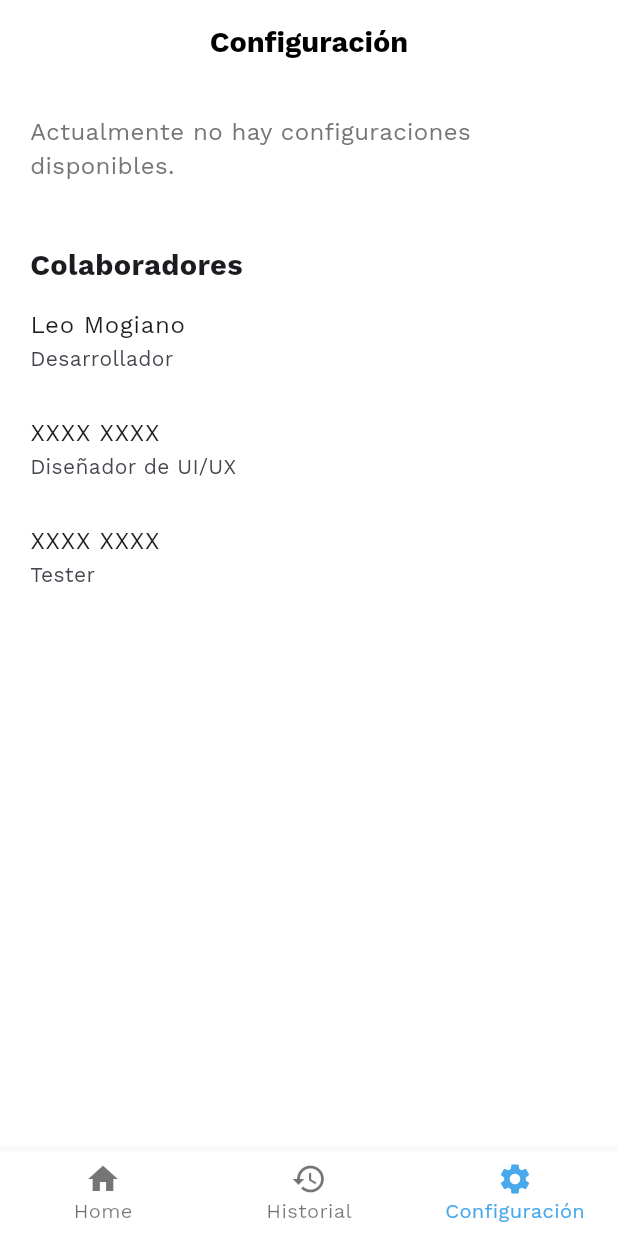
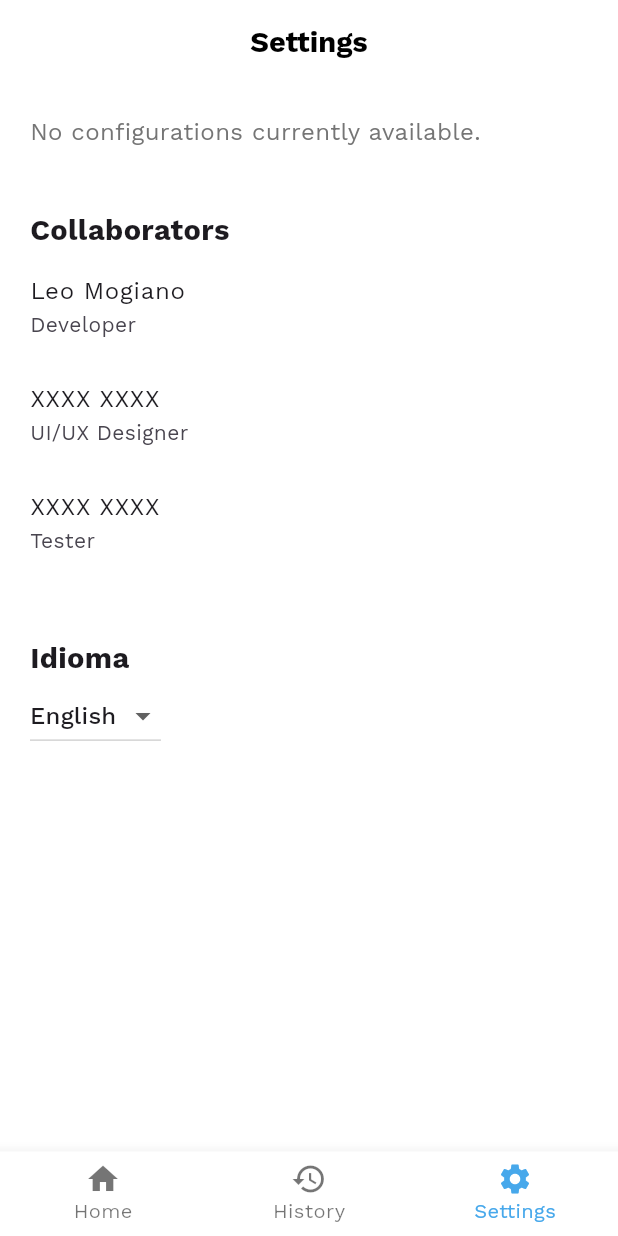
Before and after one commit to LeoMogiano/skeleton-pdf-flutter, a Flutter app: the screen it shows after launch, item 3 of the bottom bar chosen, on a phone screen of 412 x 824 dp. Run offline on Flutter 3.47's test engine with Material 3 defaults, Android fonts, the light colour scheme and no system bars; our stand-ins replace device_preview, equatable, file_picker, flutter_bloc, flutter_svg, get_it and 3 more; missing offline and left inert: slang; generated files the repository leaves out were written again.

Commit message:
feat: Implement core application structure with localization and dependency injection
- Added `MyApp` class as the main application entry point with MultiBlocProvider.
- Integrated `flutter_localizations` for localization support.
- Set up dependency injection using `get_it` for `PdfBloc` and `PdfService`.
- Created `bootstrap` function to initialize the app with HydratedBloc and device locale settings.
- Added localization files for English and Spanish with translation strings for various screens.
- Implemented Sizer for responsive design and adjusted MediaQuery for text scaling.
- Updated `pubspec.yaml` to include new dependencies for localization and dependency injection.

```diff
--- /dev/null
+++ b/lib/core/app.dart
@@ -0,0 +1,41 @@
+import 'package:flutter/material.dart';
+import 'package:flutter_bloc/flutter_bloc.dart';
+import 'package:flutter_localizations/flutter_localizations.dart';
+import 'package:sizer/sizer.dart';
+import 'package:skeleton_pdf/bloc/pdf/pdf_bloc.dart';
+import 'package:skeleton_pdf/config/app_router.dart';
+import 'package:skeleton_pdf/config/app_theme.dart';
+import 'package:skeleton_pdf/core/injection.dart';
+import 'package:skeleton_pdf/i18n/strings.g.dart';
+
+class MyApp extends StatelessWidget {
+  const MyApp({super.key});
+
+  @override
+  Widget build(BuildContext context) {
+    return MultiBlocProvider(
+      providers: [
+        BlocProvider<PdfBloc>(
+          create: (context) => sl<PdfBloc>(),
+        ),
+      ],
+      child: Sizer(
+        builder: (context, orientation, deviceType) {
+          return MediaQuery(
+            data: MediaQuery.of(context).copyWith(
+              textScaler: MediaQuery.of(context).textScaler.clamp(minScaleFactor: 0.8, maxScaleFactor: 1.2),
+            ),
+            child: MaterialApp.router(
+              theme: AppTheme.lightTheme,
+              locale: TranslationProvider.of(context).flutterLocale,
+              supportedLocales: AppLocaleUtils.supportedLocales,
+              localizationsDelegates: GlobalMaterialLocalizations.delegates,
+              routerConfig: appRouter,
+              debugShowCheckedModeBanner: false,
+            ),
+          );
+        },
+      ),
+    );
+  }
+}
--- /dev/null
+++ b/lib/core/injection.dart
@@ -0,0 +1,19 @@
+import 'package:get_it/get_it.dart';
+import 'package:skeleton_pdf/bloc/pdf/pdf_bloc.dart';
+import 'package:skeleton_pdf/services/pdf_service.dart';
+
+final GetIt sl = GetIt.instance;
+
+void initDependencies() {
+  // FEATURES
+  // PDF Feature
+  sl..registerLazySingleton(() => PdfBloc(sl())) // Registramos PdfBloc, y le inyectamos PdfService
+
+  // SERVICES
+  ..registerLazySingleton(PdfService.new); // Registramos PdfService como un singleton perezoso
+
+  // Añade aquí más registros de dependencias a medida que tu aplicación crezca
+  // Por ejemplo:
+  // sl.registerLazySingleton(() => AuthService());
+  // sl.registerFactory(() => AuthBloc(sl()));
+}
--- a/lib/main.dart
+++ b/lib/main.dart
@@ -1,73 +1,6 @@
-import 'dart:io';
+import 'package:skeleton_pdf/core/app.dart';
+import 'package:skeleton_pdf/core/bootstraper.dart';
 
-import 'package:device_preview/device_preview.dart';
-import 'package:flutter/foundation.dart';
-import 'package:flutter/material.dart';
-import 'package:flutter/services.dart';
-import 'package:flutter_bloc/flutter_bloc.dart';
-import 'package:hydrated_bloc/hydrated_bloc.dart';
-import 'package:path_provider/path_provider.dart';
-import 'package:sizer/sizer.dart';
-import 'package:skeleton_pdf/bloc/pdf/pdf_bloc.dart';
-import 'package:skeleton_pdf/config/app_router.dart';
-import 'package:skeleton_pdf/config/app_theme.dart';
-import 'package:skeleton_pdf/services/pdf_service.dart';
-
-void main() async {
-  WidgetsFlutterBinding.ensureInitialized();
-  HydratedBloc.storage = await HydratedStorage.build(
-    storageDirectory: kIsWeb
-        ? HydratedStorageDirectory.web
-        : HydratedStorageDirectory((await getApplicationSupportDirectory()).path),
-  );
-  if (Platform.isAndroid) {
-    SystemChrome.setSystemUIOverlayStyle(
-      const SystemUiOverlayStyle(
-        systemNavigationBarColor: Colors.white,
-        statusBarColor: Colors.white,
-        statusBarBrightness: Brightness.dark,
-        statusBarIconBrightness: Brightness.dark,
-        systemNavigationBarIconBrightness: Brightness.dark,
-      ),
-    );
-  }
-  runApp(
-    DevicePreview(
-      // We can use DevicePreview to test the app on different screen sizes and orientations
-      // ignore: avoid_redundant_argument_values
-      enabled: false,
-      builder: (context) => const MyApp(),
-    ),
-  );
+void main() {
+  bootstrap(() => const MyApp());
 }
-
-class MyApp extends StatelessWidget {
-  const MyApp({super.key});
-
-  @override
-  Widget build(BuildContext context) {
-    return MultiBlocProvider(
-      providers: [
-        BlocProvider<PdfBloc>(
-          create: (context) => PdfBloc(PdfService()),
-        ),
-      ],
-      child: Sizer(
-        builder: (context, orientation, deviceType) {
-          return MediaQuery(
-            data: MediaQuery.of(context).copyWith(
-              textScaler: MediaQuery.of(
-                context,
-              ).textScaler.clamp(minScaleFactor: 0.8, maxScaleFactor: 1.2),
-            ),
-            child: MaterialApp.router(
-              theme: AppTheme.lightTheme,
-              routerConfig: appRouter,
-              debugShowCheckedModeBanner: false,
-            ),
-          );
-        },
-      ),
-    );
-  }
-}
--- a/lib/screens/app_navigation.dart
+++ b/lib/screens/app_navigation.dart
@@ -1,6 +1,7 @@
 import 'package:flutter/material.dart';
 import 'package:go_router/go_router.dart';
 import 'package:sizer/sizer.dart';
+import 'package:skeleton_pdf/i18n/strings.g.dart';
 
 class AppNavigation extends StatelessWidget {
   const AppNavigation(this.navigationShell, {super.key});
@@ -21,15 +22,15 @@ class AppNavigation extends StatelessWidget {
           selectedFontSize: 15.sp,
           unselectedFontSize: 15.sp,
           backgroundColor: Colors.white,
-          items: const [
-            BottomNavigationBarItem(icon: Icon(Icons.home), label: 'Home'),
+          items: [
+            BottomNavigationBarItem(icon: const Icon(Icons.home), label: t.appNavigation.home),
             BottomNavigationBarItem(
-              icon: Icon(Icons.history),
-              label: 'Historial',
+              icon: const Icon(Icons.history),
+              label: t.appNavigation.history,
             ),
             BottomNavigationBarItem(
-              icon: Icon(Icons.settings),
-              label: 'Configuración',
+              icon: const Icon(Icons.settings),
+              label: t.appNavigation.settings,
             ),
           ],
           currentIndex: navigationShell.currentIndex,
--- a/lib/screens/config_screen.dart
+++ b/lib/screens/config_screen.dart
@@ -1,42 +1,70 @@
 import 'package:flutter/material.dart';
 import 'package:sizer/sizer.dart';
+import 'package:skeleton_pdf/i18n/strings.g.dart';
 
-class ConfigScreen extends StatelessWidget {
+class ConfigScreen extends StatefulWidget {
   const ConfigScreen({super.key});
 
   @override
+  State<ConfigScreen> createState() => _ConfigScreenState();
+}
+
+class _ConfigScreenState extends State<ConfigScreen> {
+  @override
   Widget build(BuildContext context) {
     return Scaffold(
-      appBar: AppBar(title: const Text('Configuración'), centerTitle: true),
+      appBar: AppBar(title: Text(t.configScreen.title), centerTitle: true),
       body: Padding(
         padding: const EdgeInsets.all(20),
         child: Column(
           crossAxisAlignment: CrossAxisAlignment.start,
           children: [
-            // no hay configuraciones específicas en este momento
             Text(
-              'Actualmente no hay configuraciones disponibles.',
+              t.configScreen.not_configs,
               style: TextStyle(fontSize: 16, color: Colors.grey[600]),
             ),
             SizedBox(height: 5.h),
             Text(
-              'Colaboradores',
+              t.configScreen.collaborators,
               style: TextStyle(fontSize: 18.sp, fontWeight: FontWeight.bold),
             ),
-            const ListTile(
-              title: Text('Leo Mogiano'),
-              subtitle: Text('Desarrollador'),
+            ListTile(
+              title: const Text('Leo Mogiano'),
+              subtitle: Text(t.configScreen.developer),
               contentPadding: EdgeInsets.zero,
             ),
-            const ListTile(
-              title: Text('XXXX XXXX'),
-              subtitle: Text('Diseñador de UI/UX'),
+            ListTile(
+              title: const Text('XXXX XXXX'),
+              subtitle: Text(t.configScreen.designer),
               contentPadding: EdgeInsets.zero,
             ),
-            const ListTile(
-              title: Text('XXXX XXXX'),
-              subtitle: Text('Tester'),
+            ListTile(
+              title: const Text('XXXX XXXX'),
+              subtitle: Text(t.configScreen.tester),
               contentPadding: EdgeInsets.zero,
+            ),
+            SizedBox(height: 5.h),
+            Text(
+              'Idioma',
+              style: TextStyle(fontSize: 18.sp, fontWeight: FontWeight.bold),
+            ),
+            DropdownButton<String>(
+              value: LocaleSettings.currentLocale.languageTag,
+              items: const [
+                DropdownMenuItem(
+                  value: 'en',
+                  child: Text('English'),
+                ),
+                DropdownMenuItem(
+                  value: 'es',
+                  child: Text('Español'),
+                ),
+              ],
+              onChanged: (String? newValue) {
+                if (newValue == null) return;
+                LocaleSettings.setLocaleRaw(newValue);
+                setState(() {});
+              },
             ),
           ],
         ),
--- a/lib/screens/home_screen.dart
+++ b/lib/screens/home_screen.dart
@@ -1,9 +1,9 @@
-// Widget separado para el contenido de la pantalla Home
 import 'package:flutter/material.dart';
 import 'package:flutter_bloc/flutter_bloc.dart';
 import 'package:sizer/sizer.dart';
 import 'package:skeleton_pdf/bloc/pdf/pdf_bloc.dart';
 import 'package:skeleton_pdf/config/export_router.dart';
+import 'package:skeleton_pdf/i18n/strings.g.dart';
 import 'package:skeleton_pdf/widgets/custom_snackbar.dart';
 
 class HomeScreen extends StatelessWidget {
@@ -59,7 +59,7 @@ class HomeScreen extends StatelessWidget {
                 child: ElevatedButton(
                   onPressed: () => context.read<PdfBloc>().add(PdfLoadEvent()),
                   child: Text(
-                    'Seleccionar Archivo PDF',
+                    t.homeScreen.buttonText,
                     style: TextStyle(fontSize: 16.sp),
                   ),
                 ),
```
Also changed, not shown: lib/core/bootstraper.dart (added, +46 -0 lines), lib/i18n/en.i18n.json (added, +47 -0 lines), lib/i18n/es.i18n.json (added, +47 -0 lines), lib/screens/compress/compress_info_screen.dart (+9 -8 lines), lib/screens/compress/compression_level_screen.dart (+13 -10 lines), pubspec.yaml (+8 -2 lines), lib/i18n/strings.g.dart (added), lib/i18n/strings_en.g.dart (added), lib/i18n/strings_es.g.dart (added), pubspec.lock, 1 other file.
